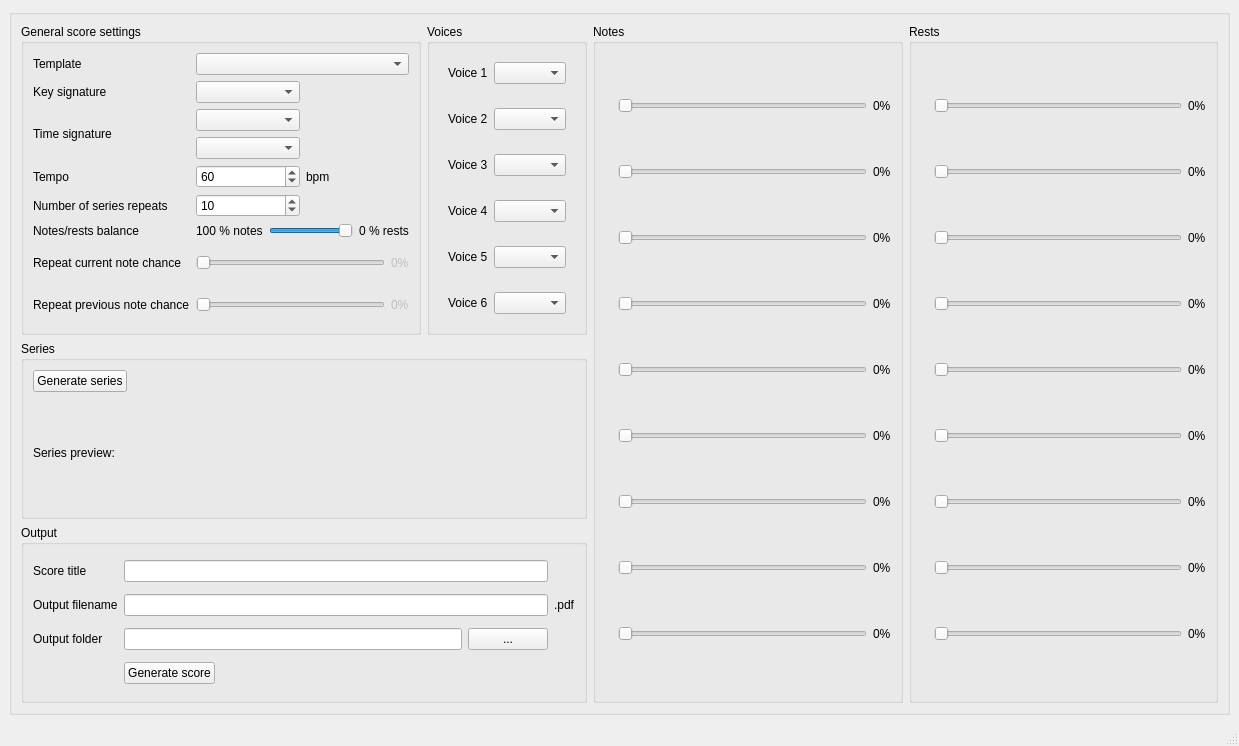
Old version of the form compunist.ui in the repository HarmaEverts/Dodecaphonist.
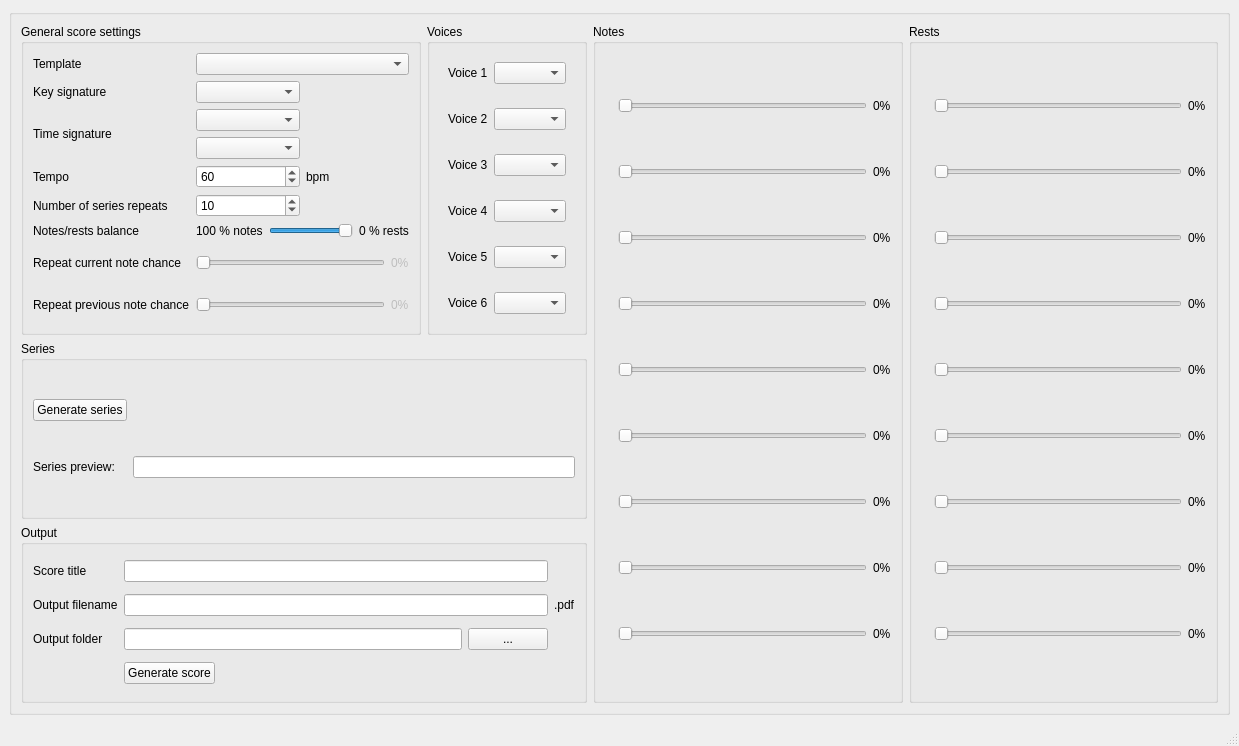
New version of the form. Icons and pictures are not drawn.

Patch:
```diff
--- a/compunist.ui
+++ b/compunist.ui
@@ -433,6 +433,9 @@
             </property>
            </widget>
           </item>
+          <item row="1" column="1">
+           <widget class="QLineEdit" name="series_preview"/>
+          </item>
          </layout>
         </widget>
        </item>
```
Left out of the diff: 2 changed lines with no effect on the pictures.
